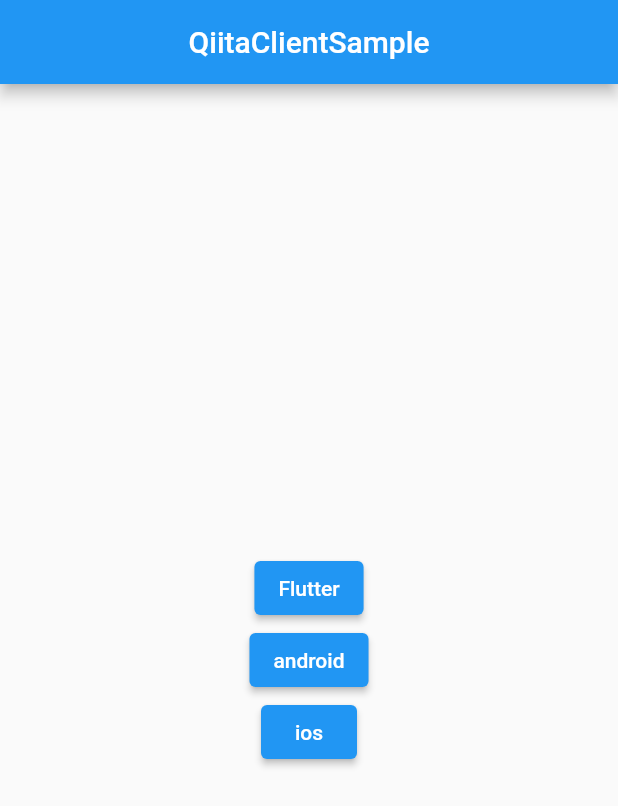
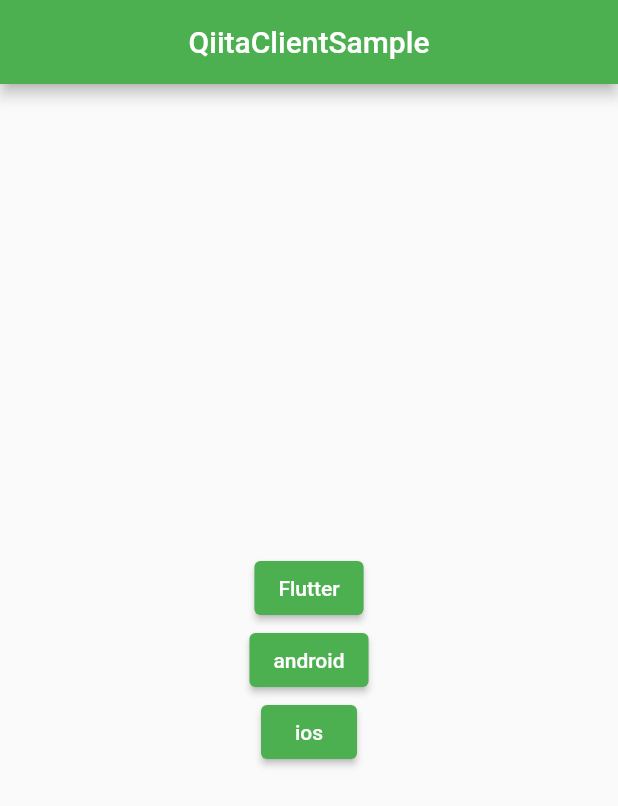
Before and after one commit to t-nakata/flutter-qiita-client-sample, a Flutter app: the screen it shows after launch, after a tap on "Flutter", on a phone screen of 412 x 824 dp. Shown: the top 806 px of the screen. Run offline on Flutter 3.47's test engine with Material 2 defaults, Android fonts, the phone set to English and light mode, and no system bars; our stand-ins replace cached_network_image, dio, flutter_riverpod, freezed_annotation, pretty_dio_logger, retrofit; missing offline and left inert: flutter_inappwebview; generated files the repository leaves out were written again; network calls fail.

```diff
--- a/lib/api/qiita_api_client.dart
+++ b/lib/api/qiita_api_client.dart
@@ -17,5 +17,4 @@ abstract class QiitaApiClient {
 
   @GET("/tags/{tag}/items")
   Future<List<QiitaItem>> fetchQiitaItems(@Path("tag") String tag);
-
 }
--- a/lib/main.dart
+++ b/lib/main.dart
@@ -3,6 +3,7 @@ import 'package:flutter_qiita_client/screen/home/home_screen.dart';
 import 'package:flutter_riverpod/flutter_riverpod.dart';
 
 void main() {
+  WidgetsFlutterBinding.ensureInitialized();
   runApp(ProviderScope(child: MyApp()));
 }
 
@@ -11,7 +12,7 @@ class MyApp extends StatelessWidget {
   Widget build(BuildContext context) {
     return MaterialApp(
       theme: ThemeData(
-        primarySwatch: Colors.blue,
+        primarySwatch: Colors.green,
         visualDensity: VisualDensity.adaptivePlatformDensity,
       ),
       home: HomeScreen(),
--- a/lib/model/qiita_tag.dart
+++ b/lib/model/qiita_tag.dart
@@ -1,5 +1,7 @@
 import 'package:freezed_annotation/freezed_annotation.dart';
+
 part 'qiita_tag.freezed.dart';
+
 part 'qiita_tag.g.dart';
 
 @freezed
@@ -9,5 +11,6 @@ abstract class QiitaTag with _$QiitaTag {
     List<String> versions,
   }) = _QiitaTag;
 
- factory QiitaTag.fromJson(Map<String, dynamic> json) => _$QiitaTagFromJson(json);
+  factory QiitaTag.fromJson(Map<String, dynamic> json) =>
+      _$QiitaTagFromJson(json);
 }
--- a/lib/screen/home/home_screen.dart
+++ b/lib/screen/home/home_screen.dart
@@ -1,5 +1,5 @@
 import 'package:flutter/material.dart';
-import 'package:flutter_qiita_client/model/qiita_item.dart';
+import 'package:flutter_qiita_client/screen/article/article_screen.dart';
 import 'package:flutter_qiita_client/screen/home/home_state_notifier.dart';
 import 'package:flutter_qiita_client/state/home_state.dart';
 import 'package:flutter_riverpod/flutter_riverpod.dart';
@@ -10,67 +10,19 @@ class HomeScreen extends ConsumerWidget {
   @override
   Widget build(BuildContext context, ScopedReader watch) {
     final state = watch(homeStateNotifier.state);
-
-    return WillPopScope(
-      onWillPop: state.isReadyData ? (){
-        context.read(homeStateNotifier).onBackHome();
-        return Future.value(false);
-      } : null,
-      child: Scaffold(
+    return Scaffold(
       appBar: AppBar(
-          title: state.isReadyData
-              ? Text(state.currentTag)
-              : Text('QiitaClientSample'),
+        title: Text('QiitaClientSample'),
         centerTitle: true,
       ),
-        body: Stack(children: [
-          Container(
+      body: Container(
         child: Center(
-              child: state.isReadyData
-                  ? _createListView(
-                      context,
-                      state.qiitaItems,
-                    )
-                  : _createSearchButtons(
+          child: _createSearchButtons(
             context,
             state,
           ),
         ),
       ),
-          state.isLoading
-              ? Container(
-                  color: Color(0x88000000),
-                  child: Center(
-                    child: CircularProgressIndicator(),
-                  ),
-                )
-              : Container(),
-        ]),
-      ),
-    );
-  }
-
-  Widget _createListView(BuildContext context, List<QiitaItem> qiitaItems) {
-    return ListView.builder(
-      itemBuilder: (context, index) {
-        final item = qiitaItems[index];
-        return Container(
-          padding: EdgeInsets.only(top: 4, bottom: 4, left: 8, right: 8),
-          constraints: BoxConstraints(minHeight: 96, maxHeight: 96),
-          child: Card(
-            elevation: 8,
-            child: Container(
-              alignment: Alignment.centerLeft,
-              padding: EdgeInsets.all(16),
-              child: Text(
-                item.title,
-                style: TextStyle(fontSize: 16, fontWeight: FontWeight.bold),
-              ),
-            ),
-          ),
-        );
-      },
-      itemCount: qiitaItems.length,
     );
   }
 
@@ -80,22 +32,28 @@ class HomeScreen extends ConsumerWidget {
         mainAxisAlignment: MainAxisAlignment.center,
         children: [
           ElevatedButton(
-            onPressed: () =>
-                context.read(homeStateNotifier).fetchQiitaItems("flutter"),
+            onPressed: () => _onTapButton(context, "flutter"),
             child: Text("Flutter"),
           ),
           ElevatedButton(
-            onPressed: () =>
-                context.read(homeStateNotifier).fetchQiitaItems("android"),
+            onPressed: () => _onTapButton(context, "android"),
             child: Text("android"),
           ),
           ElevatedButton(
-            onPressed: () =>
-                context.read(homeStateNotifier).fetchQiitaItems("ios"),
+            onPressed: () => _onTapButton(context, "ios"),
             child: Text("ios"),
           ),
         ],
       ),
     );
   }
+
+  _onTapButton(BuildContext context, String tag) async {
+    await context.read(homeStateNotifier).setTag(tag);
+    Navigator.of(context).push(
+      MaterialPageRoute(
+        builder: (context) => ArticleScreen(),
+      ),
+    );
   }
+}
--- a/lib/state/home_state.dart
+++ b/lib/state/home_state.dart
@@ -1,14 +1,10 @@
-import 'package:flutter_qiita_client/model/qiita_item.dart';
 import 'package:freezed_annotation/freezed_annotation.dart';
+
 part 'home_state.freezed.dart';
 
 @freezed
 abstract class HomeState with _$HomeState {
   const factory HomeState({
-    @Default(false) bool isLoading,
-    @Default(false) bool isReadyData,
-    List<QiitaItem> qiitaItems,
     String currentTag,
   }) = _HomeState;
-
 }
--- a/pubspec.yaml
+++ b/pubspec.yaml
@@ -30,6 +30,8 @@ dependencies:
   pretty_dio_logger: ^1.1.1
   flutter_riverpod: ^0.12.1
   flutter_state_notifier: ^0.6.1
+  cached_network_image: ^2.4.1
+  flutter_inappwebview: ^4.0.0+4
 
 dev_dependencies:
   flutter_test:
```
Also changed, not shown: lib/model/qiita_item.dart (+11 -15 lines), lib/screen/article/article_screen.dart (added, +109 -0 lines), lib/screen/article/article_state_notifier.dart (added, +36 -0 lines), lib/screen/detail/detail_screen.dart (added, +38 -0 lines), lib/screen/home/home_state_notifier.dart (+2 -31 lines), lib/state/article_state.dart (added, +14 -0 lines), lib/repository/qiita_repository.dart (line endings or trailing spaces), 4 other files. Lines whose indentation alone changed are shown as unchanged.
